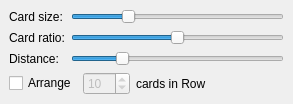
This is src/bin/scenarist-desktop/UserInterfaceLayer/Scenario/ScenarioCards/CardsResizer.ui in dimkanovikov/KITScenarist as Qt 5 draws it before an edit. The edited form follows.
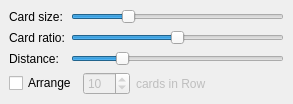
This is the edited form.

```diff
--- a/src/bin/scenarist-desktop/UserInterfaceLayer/Scenario/ScenarioCards/CardsResizer.ui
+++ b/src/bin/scenarist-desktop/UserInterfaceLayer/Scenario/ScenarioCards/CardsResizer.ui
@@ -78,7 +78,10 @@
       </widget>
      </item>
      <item>
-      <widget class="QLabel" name="label_4">
+      <widget class="QLabel" name="cardsInLineLabel">
+       <property name="enabled">
+        <bool>false</bool>
+       </property>
        <property name="text">
         <string>cards in Row</string>
        </property>
```
